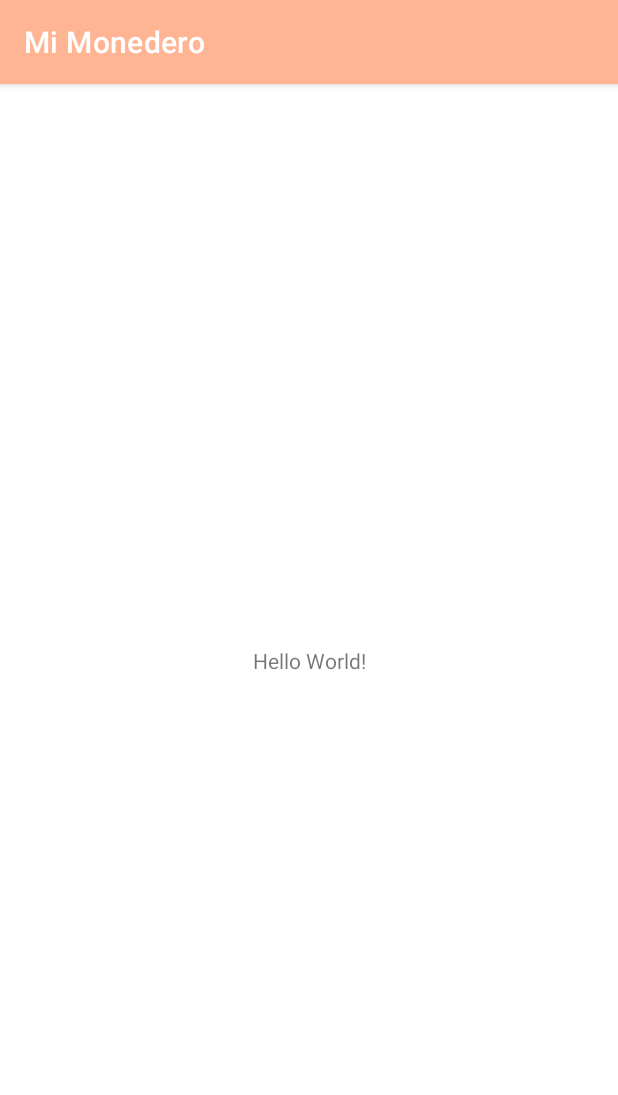
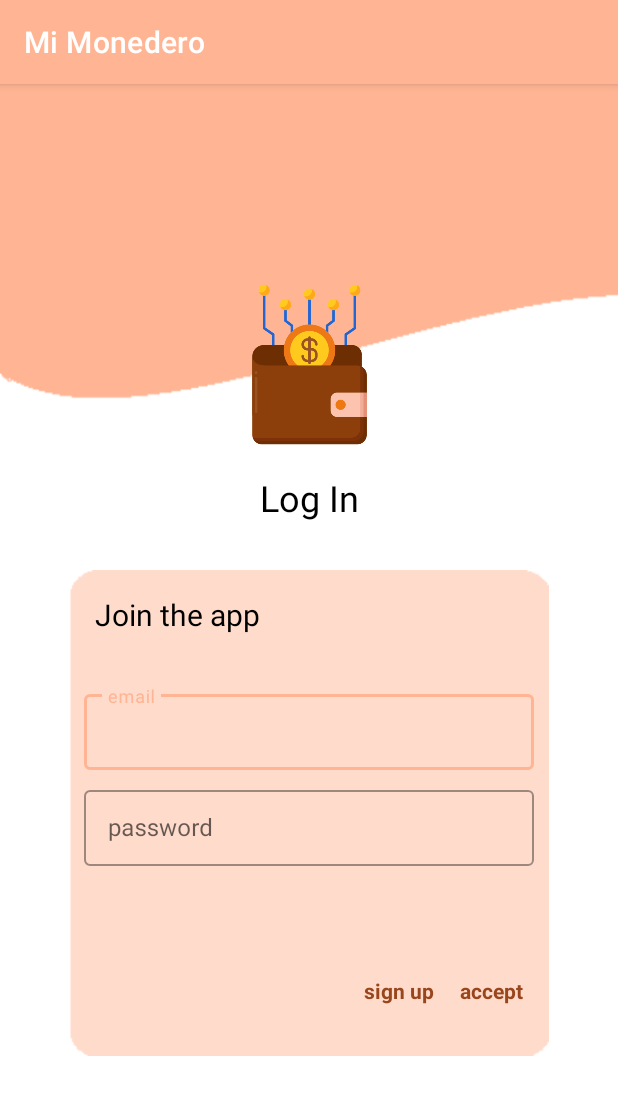
Before and after one commit to davito19/MiMonedero, an Android app: the screen it shows after launch (MainActivity before the commit, LoginActivity after it), on a phone screen of 412 x 824 dp. Shown: the top 1095 px of the screen. Run offline under Robolectric (Android 15) with nearby library versions, the light colour scheme and no system bars.

Commit message:
login interface finalizada

```diff
--- a/app/build.gradle
+++ b/app/build.gradle
@@ -41,6 +41,8 @@ dependencies {
     implementation 'androidx.appcompat:appcompat:1.6.1'
     implementation 'com.google.android.material:material:1.9.0'
     implementation 'androidx.constraintlayout:constraintlayout:2.1.4'
+    implementation 'androidx.lifecycle:lifecycle-viewmodel-ktx:2.6.1'
+    implementation 'androidx.lifecycle:lifecycle-livedata-ktx:2.6.1'
 
     testImplementation 'junit:junit:4.13.2'
     androidTestImplementation 'androidx.test.ext:junit:1.1.5'
--- a/app/src/main/AndroidManifest.xml
+++ b/app/src/main/AndroidManifest.xml
@@ -12,7 +12,10 @@
         android:theme="@style/Theme.MiMonedero"
         tools:targetApi="31">
         <activity
-            android:name=".MainActivity"
+            android:name=".ui.signup.SignUpActivity"
+            android:exported="false" />
+        <activity
+            android:name=".ui.login.LoginActivity"
             android:exported="true"
             android:theme="@style/Theme.MiMonedero.Splash">
             <intent-filter>
--- a/app/src/main/java/com/davito/mimonerdero/MainActivity.kt
+++ /dev/null
@@ -1,15 +0,0 @@
-package com.davito.mimonerdero
-
-import androidx.appcompat.app.AppCompatActivity
-import android.os.Bundle
-
-class MainActivity : AppCompatActivity() {
-    override fun onCreate(savedInstanceState: Bundle?) {
-
-        Thread.sleep(2000)
-        setTheme(R.style.Theme_MiMonedero)
-
-        super.onCreate(savedInstanceState)
-        setContentView(R.layout.activity_main)
-    }
-}
--- /dev/null
+++ b/app/src/main/java/com/davito/mimonerdero/ui/login/LoginActivity.kt
@@ -0,0 +1,21 @@
+package com.davito.mimonerdero.ui.login
+
+import androidx.appcompat.app.AppCompatActivity
+import android.os.Bundle
+import com.davito.mimonerdero.R
+import com.davito.mimonerdero.databinding.ActivityLoginBinding
+
+class LoginActivity : AppCompatActivity() {
+
+    private lateinit var binding: ActivityLoginBinding
+    override fun onCreate(savedInstanceState: Bundle?) {
+
+        Thread.sleep(2000)
+        setTheme(R.style.Theme_MiMonedero)
+        super.onCreate(savedInstanceState)
+
+        binding = ActivityLoginBinding.inflate(layoutInflater)
+
+        setContentView(binding.root)
+    }
+}
--- /dev/null
+++ b/app/src/main/java/com/davito/mimonerdero/ui/login/LoginViewModel.kt
@@ -0,0 +1,7 @@
+package com.davito.mimonerdero.ui.login
+
+import androidx.lifecycle.ViewModel
+
+class LoginViewModel : ViewModel() {
+
+}
--- /dev/null
+++ b/app/src/main/java/com/davito/mimonerdero/ui/signup/SignUpActivity.kt
@@ -0,0 +1,18 @@
+package com.davito.mimonerdero.ui.signup
+
+import androidx.appcompat.app.AppCompatActivity
+import android.os.Bundle
+import com.davito.mimonerdero.databinding.ActivitySignUpBinding
+
+class SignUpActivity : AppCompatActivity() {
+
+    private lateinit var binding: ActivitySignUpBinding
+
+    override fun onCreate(savedInstanceState: Bundle?) {
+        super.onCreate(savedInstanceState)
+
+        binding = ActivitySignUpBinding.inflate(layoutInflater)
+
+        setContentView(binding.root)
+    }
+}
--- /dev/null
+++ b/app/src/main/res/layout/activity_login.xml
@@ -0,0 +1,123 @@
+<?xml version="1.0" encoding="utf-8"?>
+<androidx.constraintlayout.widget.ConstraintLayout xmlns:android="http://schemas.android.com/apk/res/android"
+    xmlns:app="http://schemas.android.com/apk/res-auto"
+    xmlns:tools="http://schemas.android.com/tools"
+    android:layout_width="match_parent"
+    android:layout_height="match_parent"
+    android:background="@drawable/backgraund_cell"
+    tools:context=".ui.login.LoginActivity">
+
+    <ImageView
+        android:id="@+id/login_image_view"
+        android:layout_width="110dp"
+        android:layout_height="110dp"
+        android:layout_marginTop="132dp"
+        android:contentDescription="@string/app_name"
+        app:layout_constraintEnd_toEndOf="parent"
+        app:layout_constraintStart_toStartOf="parent"
+        app:layout_constraintTop_toTopOf="parent"
+        app:srcCompat="@drawable/monedero_image"
+        tools:ignore="ImageContrastCheck" />
+
+    <TextView
+        android:id="@+id/login_title_text_view"
+        android:layout_width="wrap_content"
+        android:layout_height="wrap_content"
+        android:layout_marginTop="17dp"
+        android:text="@string/login_title"
+        android:textAlignment="center"
+        android:textColor="@color/black"
+        android:textSize="24sp"
+        app:layout_constraintEnd_toEndOf="parent"
+        app:layout_constraintStart_toStartOf="parent"
+        app:layout_constraintTop_toBottomOf="@+id/login_image_view" />
+
+    <androidx.constraintlayout.widget.ConstraintLayout
+        android:id="@+id/login_constrain_layout"
+        android:layout_width="320dp"
+        android:layout_height="324dp"
+        android:layout_marginTop="32dp"
+        android:background="@drawable/backgraund_card"
+        app:circularflow_defaultRadius="32dp"
+        app:circularflow_radiusInDP="32dp"
+        app:layout_constraintEnd_toEndOf="parent"
+        app:layout_constraintStart_toStartOf="parent"
+        app:layout_constraintTop_toBottomOf="@+id/login_title_text_view"
+        tools:ignore="TextSizeCheck">
+
+        <TextView
+            android:id="@+id/login_subtitle_text_view"
+            android:layout_width="wrap_content"
+            android:layout_height="wrap_content"
+            android:layout_marginStart="17dp"
+            android:layout_marginTop="16dp"
+            android:text="@string/login_subtitle"
+            android:textColor="@color/black"
+            android:textSize="20sp"
+            app:layout_constraintStart_toStartOf="parent"
+            app:layout_constraintTop_toTopOf="parent" />
+
+        <com.google.android.material.textfield.TextInputLayout
+            android:id="@+id/email_text_input_layaout"
+            style="@style/Widget.MaterialComponents.TextInputLayout.OutlinedBox"
+            android:layout_width="300dp"
+            android:layout_height="56dp"
+            android:layout_margin="34dp"
+            app:layout_constraintEnd_toEndOf="parent"
+            app:layout_constraintStart_toStartOf="parent"
+            app:layout_constraintTop_toBottomOf="@+id/login_subtitle_text_view">
+
+            <com.google.android.material.textfield.TextInputEditText
+                android:id="@+id/email_input_edit_text"
+                android:layout_width="match_parent"
+                android:layout_height="wrap_content"
+                android:hint="@string/login_email_input_hint"
+                android:inputType="textEmailAddress"
+                tools:ignore="TextContrastCheck" />
+        </com.google.android.material.textfield.TextInputLayout>
+
+        <com.google.android.material.textfield.TextInputLayout
+            android:id="@+id/password_text_input_layaout"
+            style="@style/Widget.MaterialComponents.TextInputLayout.OutlinedBox"
+            android:layout_width="300dp"
+            android:layout_height="56dp"
+            android:layout_margin="8dp"
+            app:layout_constraintEnd_toEndOf="parent"
+            app:layout_constraintStart_toStartOf="parent"
+            app:layout_constraintTop_toBottomOf="@+id/email_text_input_layaout">
+
+            <com.google.android.material.textfield.TextInputEditText
+                android:id="@+id/password_ipnut_edit_text"
+                android:layout_width="match_parent"
+                android:layout_height="wrap_content"
+                android:hint="@string/login_password_input_hint"
+                android:inputType="textPassword"
+                tools:ignore="TextContrastCheck" />
+        </com.google.android.material.textfield.TextInputLayout>
+
+        <TextView
+            android:id="@+id/log_in_buton_text_view"
+            android:layout_width="wrap_content"
+            android:layout_height="wrap_content"
+            android:layout_marginEnd="17dp"
+            android:layout_marginBottom="34dp"
+            android:text="@string/login_button"
+            android:textColor="@color/secundary"
+            android:textStyle="bold"
+            app:layout_constraintBottom_toBottomOf="parent"
+            app:layout_constraintEnd_toEndOf="parent" />
+
+        <TextView
+            android:id="@+id/textView4"
+            android:layout_width="wrap_content"
+            android:layout_height="wrap_content"
+            android:layout_marginEnd="17dp"
+            android:layout_marginBottom="34dp"
+            android:text="@string/login_sign_up_button"
+            android:textColor="@color/secundary"
+            android:textStyle="bold"
+            app:layout_constraintBottom_toBottomOf="parent"
+            app:layout_constraintEnd_toStartOf="@+id/log_in_buton_text_view" />
+    </androidx.constraintlayout.widget.ConstraintLayout>
+
+</androidx.constraintlayout.widget.ConstraintLayout>
--- a/app/src/main/res/layout/activity_main.xml
+++ b/app/src/main/res/layout/activity_sign_up.xml
@@ -4,15 +4,6 @@
     xmlns:tools="http://schemas.android.com/tools"
     android:layout_width="match_parent"
     android:layout_height="match_parent"
-    tools:context=".MainActivity">
-
-    <TextView
-        android:layout_width="wrap_content"
-        android:layout_height="wrap_content"
-        android:text="Hello World!"
-        app:layout_constraintBottom_toBottomOf="parent"
-        app:layout_constraintEnd_toEndOf="parent"
-        app:layout_constraintStart_toStartOf="parent"
-        app:layout_constraintTop_toTopOf="parent" />
+    tools:context=".ui.signup.SignUpActivity">
 
 </androidx.constraintlayout.widget.ConstraintLayout>
--- a/app/src/main/res/values/strings.xml
+++ b/app/src/main/res/values/strings.xml
@@ -1,3 +1,9 @@
 <resources>
     <string name="app_name">Mi Monedero</string>
+    <string name="login_title">Log In</string>
+    <string name="login_subtitle">Join the app</string>
+    <string name="login_button">accept</string>
+    <string name="login_sign_up_button">sign up</string>
+    <string name="login_email_input_hint">email</string>
+    <string name="login_password_input_hint">password</string>
 </resources>
```
Also changed, not shown: app/src/main/res/drawable/backgraund_card.png (added), app/src/main/res/drawable/backgraund_cell.png (added).
